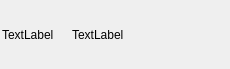
Before: the Qt Designer form penyamanager/commons/familyitemwidget.ui in eguzki/penyamanager, drawn with Qt 5.
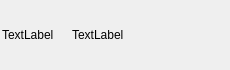
After: the same form once the commit is applied.

```diff
--- a/penyamanager/commons/familyitemwidget.ui
+++ b/penyamanager/commons/familyitemwidget.ui
@@ -7,19 +7,19 @@
     <x>0</x>
     <y>0</y>
     <width>230</width>
-    <height>69</height>
+    <height>70</height>
    </rect>
   </property>
   <property name="minimumSize">
    <size>
     <width>230</width>
-    <height>69</height>
+    <height>70</height>
    </size>
   </property>
   <property name="maximumSize">
    <size>
     <width>230</width>
-    <height>69</height>
+    <height>70</height>
    </size>
   </property>
   <property name="windowTitle">
```
